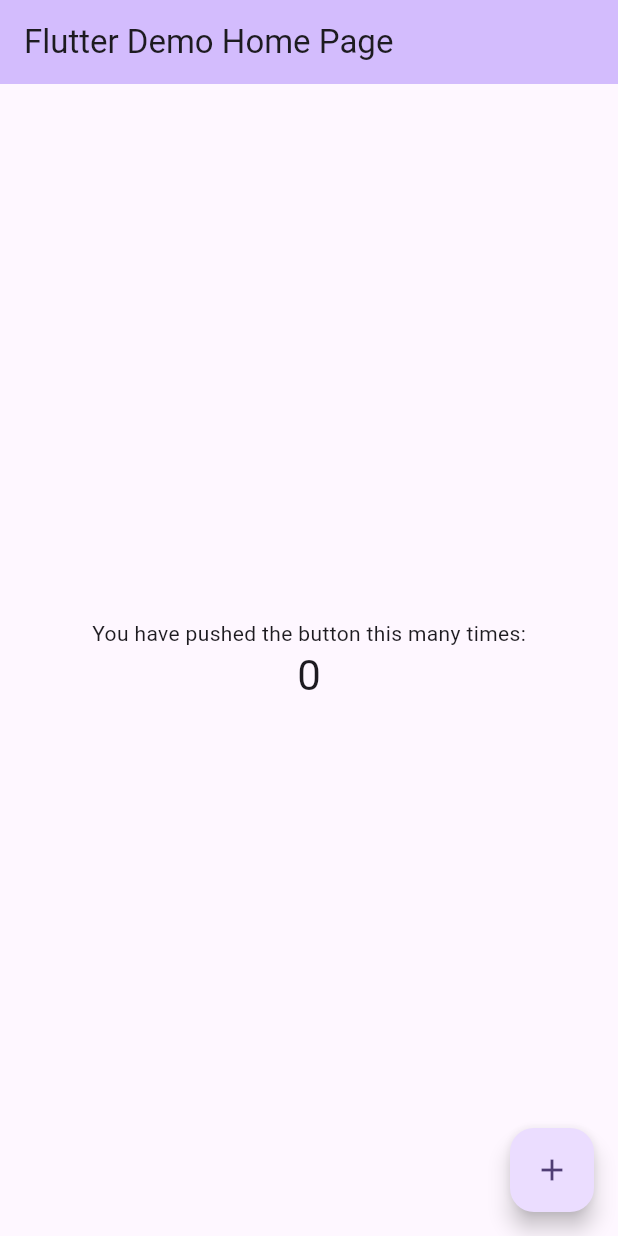
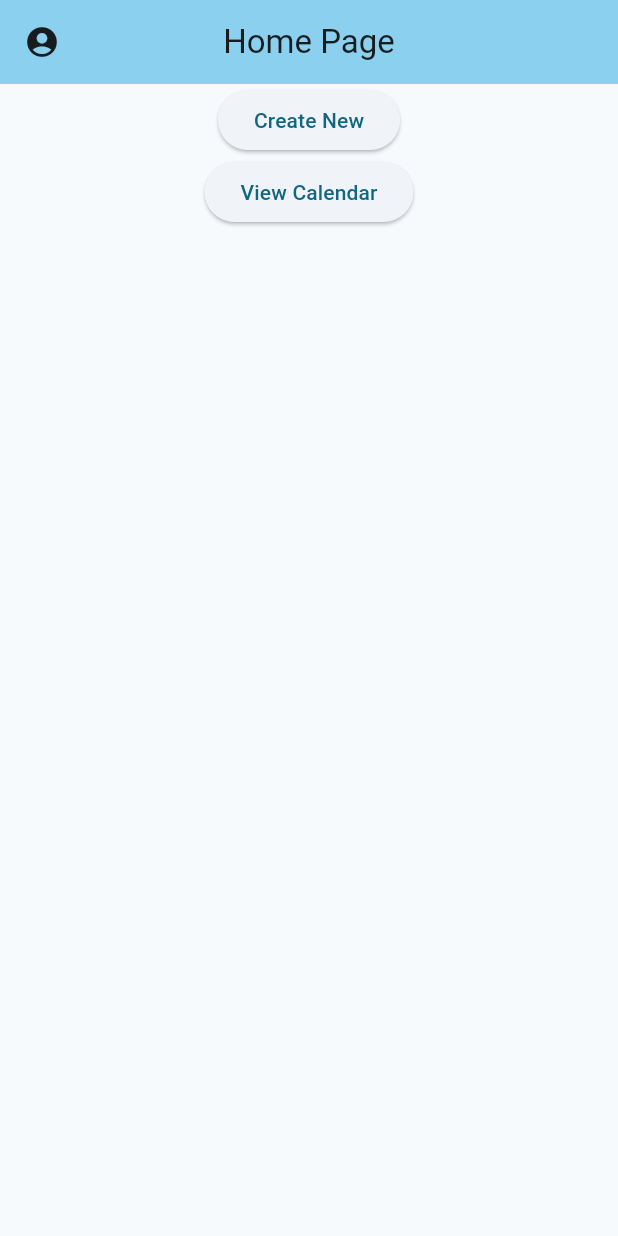
Before and after one commit to Sol-Aestuans/workout-tracking-app, a Flutter app: the screen it shows after launch, on a phone screen of 412 x 824 dp. Run offline on Flutter 3.47's test engine with Material 3 defaults, Android fonts, the phone set to English and light mode, and no system bars.

Commit message:
Basic action & appbar buttons added

```diff
--- a/app/lib/main.dart
+++ b/app/lib/main.dart
@@ -11,42 +11,18 @@ class MyApp extends StatelessWidget {
   @override
   Widget build(BuildContext context) {
     return MaterialApp(
-      title: 'Flutter Demo',
+      title: 'Workout Tracker',
       theme: ThemeData(
-        // This is the theme of your application.
-        //
-        // TRY THIS: Try running your application with "flutter run". You'll see
-        // the application has a purple toolbar. Then, without quitting the app,
-        // try changing the seedColor in the colorScheme below to Colors.green
-        // and then invoke "hot reload" (save your changes or press the "hot
-        // reload" button in a Flutter-supported IDE, or press "r" if you used
-        // the command line to start the app).
-        //
-        // Notice that the counter didn't reset back to zero; the application
-        // state is not lost during the reload. To reset the state, use hot
-        // restart instead.
-        //
-        // This works for code too, not just values: Most code changes can be
-        // tested with just a hot reload.
-        colorScheme: ColorScheme.fromSeed(seedColor: Colors.deepPurple),
+        colorScheme: ColorScheme.fromSeed(seedColor: Colors.blueGrey),
         useMaterial3: true,
       ),
-      home: const MyHomePage(title: 'Flutter Demo Home Page'),
+      home: const MyHomePage(title: 'Home Page'),
     );
   }
 }
 
 class MyHomePage extends StatefulWidget {
   const MyHomePage({super.key, required this.title});
-
-  // This widget is the home page of your application. It is stateful, meaning
-  // that it has a State object (defined below) that contains fields that affect
-  // how it looks.
-
-  // This class is the configuration for the state. It holds the values (in this
-  // case the title) provided by the parent (in this case the App widget) and
-  // used by the build method of the State. Fields in a Widget subclass are
-  // always marked "final".
 
   final String title;
 
@@ -55,71 +31,34 @@ class MyHomePage extends StatefulWidget {
 }
 
 class _MyHomePageState extends State<MyHomePage> {
-  int _counter = 0;
-
-  void _incrementCounter() {
-    setState(() {
-      // This call to setState tells the Flutter framework that something has
-      // changed in this State, which causes it to rerun the build method below
-      // so that the display can reflect the updated values. If we changed
-      // _counter without calling setState(), then the build method would not be
-      // called again, and so nothing would appear to happen.
-      _counter++;
-    });
-  }
 
   @override
   Widget build(BuildContext context) {
-    // This method is rerun every time setState is called, for instance as done
-    // by the _incrementCounter method above.
-    //
-    // The Flutter framework has been optimized to make rerunning build methods
-    // fast, so that you can just rebuild anything that needs updating rather
-    // than having to individually change instances of widgets.
     return Scaffold(
       appBar: AppBar(
-        // TRY THIS: Try changing the color here to a specific color (to
-        // Colors.amber, perhaps?) and trigger a hot reload to see the AppBar
-        // change color while the other colors stay the same.
+        centerTitle: true,
         backgroundColor: Theme.of(context).colorScheme.inversePrimary,
-        // Here we take the value from the MyHomePage object that was created by
-        // the App.build method, and use it to set our appbar title.
         title: Text(widget.title),
-      ),
+        leading: IconButton(onPressed: () {print("Account page");}, icon: const Icon(Icons.account_circle)),
+        ),
       body: Center(
-        // Center is a layout widget. It takes a single child and positions it
-        // in the middle of the parent.
         child: Column(
-          // Column is also a layout widget. It takes a list of children and
-          // arranges them vertically. By default, it sizes itself to fit its
-          // children horizontally, and tries to be as tall as its parent.
-          //
-          // Column has various properties to control how it sizes itself and
-          // how it positions its children. Here we use mainAxisAlignment to
-          // center the children vertically; the main axis here is the vertical
-          // axis because Columns are vertical (the cross axis would be
-          // horizontal).
-          //
-          // TRY THIS: Invoke "debug painting" (choose the "Toggle Debug Paint"
-          // action in the IDE, or press "p" in the console), to see the
-          // wireframe for each widget.
-          mainAxisAlignment: MainAxisAlignment.center,
-          children: <Widget>[
-            const Text(
-              'You have pushed the button this many times:',
+          children: [
+            ElevatedButton(
+              onPressed: () {
+                print("Goto Workout Builder");
+              },
+              child: Text("Create New"),
             ),
-            Text(
-              '$_counter',
-              style: Theme.of(context).textTheme.headlineMedium,
+            ElevatedButton(
+              onPressed: () {
+                print("Goto Calendar");
+              },
+              child: Text("View Calendar"),
             ),
-          ],
-        ),
-      ),
-      floatingActionButton: FloatingActionButton(
-        onPressed: _incrementCounter,
-        tooltip: 'Increment',
-        child: const Icon(Icons.add),
-      ), // This trailing comma makes auto-formatting nicer for build methods.
+            ],
+          )
+      )
     );
   }
 }
```
